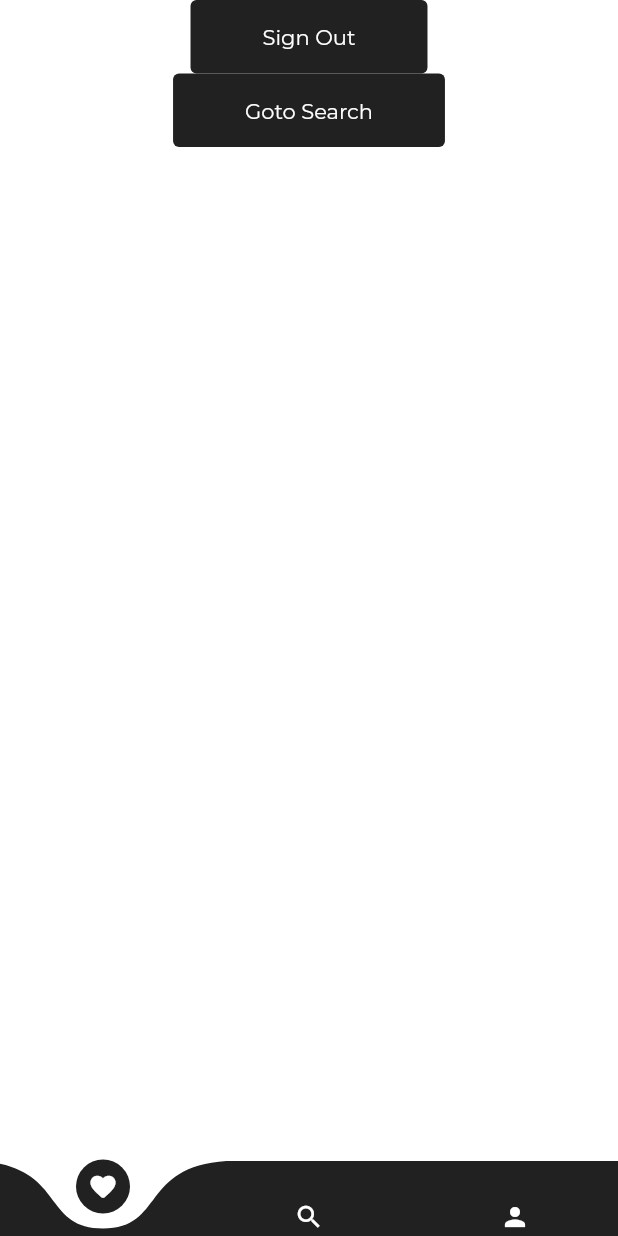
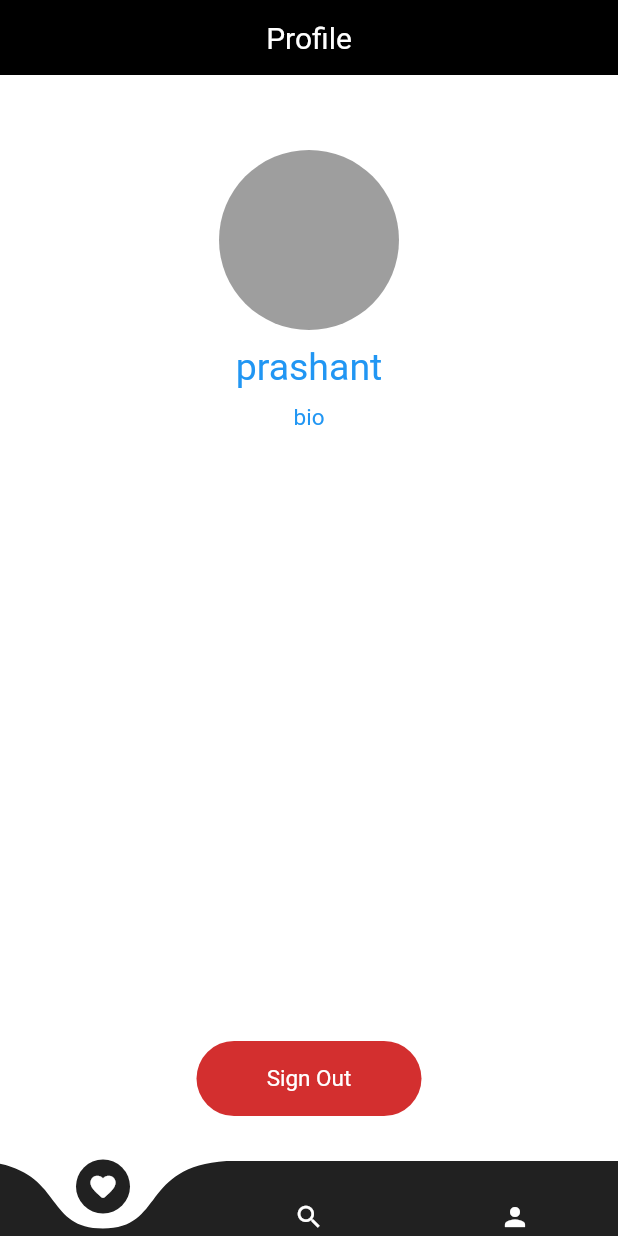
Before and after one commit to suyashmadhesia/chatapp, a Flutter app: the HomeScreen screen opened directly, swiped to page 3, on a phone screen of 412 x 824 dp. Run offline on Flutter 3.47's test engine with Material 2 defaults, Android fonts, the phone set to English and light mode, and no system bars; drawn by our look-alikes of curved_navigation_bar; our stand-ins replace cached_network_image, cloud_firestore, firebase_auth, firebase_core, form_field_validator, modal_progress_hud and 1 more; accounts and stored records are empty.

```diff
--- a/Inbox/lib/main.dart
+++ b/Inbox/lib/main.dart
@@ -41,7 +41,7 @@ class _ChatAppState extends State<ChatApp> {
             bodyText1: TextStyle(color: Colors.black54),
           ),
         ),
-        initialRoute: 'friends_screen',
+        initialRoute: 'home_screen',
         routes: {
           'welcome_screen': (context) => WelcomeScreen(),
           'login_screen': (context) => LoginScreen(),
--- a/Inbox/lib/screens/home.dart
+++ b/Inbox/lib/screens/home.dart
@@ -1,3 +1,4 @@
+import 'package:cloud_firestore/cloud_firestore.dart';
 import 'package:flutter/material.dart';
 import 'package:Inbox/reusable/components.dart';
 import 'package:firebase_auth/firebase_auth.dart';
@@ -7,7 +8,11 @@ import 'package:Inbox/screens/profile_screen.dart';
 import 'package:Inbox/screens/search_screen.dart';
 import 'package:curved_navigation_bar/curved_navigation_bar.dart';
 
-
+// final StorageReference storageRef = FirebaseStorage.instance.ref();
+final usersRef = FirebaseFirestore.instance.collection('users');
+final postsRef = FirebaseFirestore.instance.collection('posts');
+// final DateTime timestamp = DateTime.now();
+User currentUser;
 
 class HomeScreen extends StatefulWidget {
   @override
@@ -20,10 +25,21 @@ class _HomeScreenState extends State<HomeScreen> {
 
   @override
   void initState() {
-
     super.initState();
+    Firebase.initializeApp().whenComplete(() {
+      print('initialization Complete');
+      setState(() {});
+    });
+    // getUserInfo();
     pageController = PageController();
   }
+
+  User user = FirebaseAuth.instance.currentUser;
+
+  // getUserInfo() async {
+  //   DocumentSnapshot doc = await usersRef.doc(user.uid).get();
+  //   currentUser = User.fromDocument(doc);
+  // }
 
   @override
   void dispose() {
@@ -49,7 +65,8 @@ class _HomeScreenState extends State<HomeScreen> {
         children: <Widget>[
           FriendsScreen(),
           SearchScreen(),
-          ProfileScreen(),
+          ProfileScreen(profileId: currentUser?.uid),
+          // ProfileScreen()
         ],
         controller: pageController,
         onPageChanged: onPageChanged,
@@ -59,14 +76,13 @@ class _HomeScreenState extends State<HomeScreen> {
         backgroundColor: Colors.white,
         height: 50,
         items: <Widget>[
-
           Icon(
             Icons.favorite_rounded,
             size: 20,
             color: Colors.white,
           ),
           Icon(
-          Icons.search,
+            Icons.search,
             size: 20,
             color: Colors.white,
           ),
@@ -90,9 +106,9 @@ class _HomeScreenState extends State<HomeScreen> {
   }
 }
 
-  // Widget build(BuildContext context){
-  //   return Scaffold(
-  //     backgroundColor: Colors.red,
-  //   );
+// Widget build(BuildContext context){
+//   return Scaffold(
+//     backgroundColor: Colors.red,
+//   );
 //   }
 // }
--- a/Inbox/lib/screens/profile_screen.dart
+++ b/Inbox/lib/screens/profile_screen.dart
@@ -7,16 +7,16 @@ import 'package:Inbox/reusable/components.dart';
 import 'package:firebase_auth/firebase_auth.dart';
 import 'package:shared_preferences/shared_preferences.dart';
 
+class ProfileScreen extends StatefulWidget {
+  final String profileId;
+  ProfileScreen({this.profileId});
 
-
-class ProfileScreen extends StatefulWidget {
   @override
   _ProfileScreenState createState() => _ProfileScreenState();
 }
 
 class _ProfileScreenState extends State<ProfileScreen> {
   final _auth = FirebaseAuth.instance;
-
 
   @override
   void initState() {
@@ -28,13 +28,57 @@ class _ProfileScreenState extends State<ProfileScreen> {
     return Scaffold(
       backgroundColor: Colors.white,
       body: SafeArea(
-        child: Expanded(
-                  child: Column(
-            children: [
-              Center(
-                child: Buttons(
-                    buttonName: 'Sign Out',
-                    onPressed: () async{
+          child: Column(
+        children: [
+          Container(
+            height: 50.0,
+            decoration: BoxDecoration(
+              color: Colors.black,
+            ),
+            child: Center(
+                child: Text(
+              'Profile',
+              style: TextStyle(color: Colors.white, fontSize: 20.0),
+            )),
+          ),
+          Padding(
+            padding: const EdgeInsets.only(top: 50.0),
+            child: Center(
+              child: Container(
+                height: 120.0,
+                width: 120.0,
+                decoration: BoxDecoration(
+                    color: Colors.grey,
+                    borderRadius: BorderRadius.all(Radius.circular(60.0))),
+              ),
+            ),
+          ),
+          Padding(
+            padding: const EdgeInsets.only(top: 10.0),
+            child: Text(
+              'prashant',
+              style: TextStyle(color: Colors.blue, fontSize: 25.0),
+            ),
+          ),
+          Expanded(
+            child: Padding(
+              padding: const EdgeInsets.only(top: 10.0),
+              child: Text(
+                'bio',
+                style: TextStyle(color: Colors.blue, fontSize: 15.0),
+              ),
+            ),
+          ),
+          Padding(
+            padding: const EdgeInsets.only(bottom: 30.0),
+            child: Container(
+              height: 50.0,
+              width: 150.0,
+              decoration: BoxDecoration(
+                  color: Colors.red[700],
+                  borderRadius: BorderRadius.all(Radius.circular(60.0))),
+              child: GestureDetector(
+                onTap:() async{
                       _auth.signOut();
                       final SharedPreferences sharedPreferences =
                         await SharedPreferences.getInstance();
@@ -47,18 +91,16 @@ class _ProfileScreenState extends State<ProfileScreen> {
     });
                          Navigator.push(context, MaterialPageRoute(builder: (context) => WelcomeScreen()));
 
-                    }),
-              ),
-              Buttons(
-                buttonName: 'Goto Search',
-                onPressed: () {
-
-                 Navigator.push(context, MaterialPageRoute(builder: (context) => SearchScreen()));
-                })
-            ],
+                    },
+                  child: Center(
+                      child: Text(
+                'Sign Out',
+                style: TextStyle(color: Colors.white, fontSize: 15.0),
+              ))),
+            ),
           ),
-        ),
-      ),
+        ],
+      )),
     );
   }
 }
```
Also changed, not shown: Inbox/lib/screens/friends_screen.dart (+36 -11 lines), Inbox/lib/screens/login_screen.dart (+10 -14 lines), Inbox/lib/screens/search_screen.dart (+8 -4 lines).
